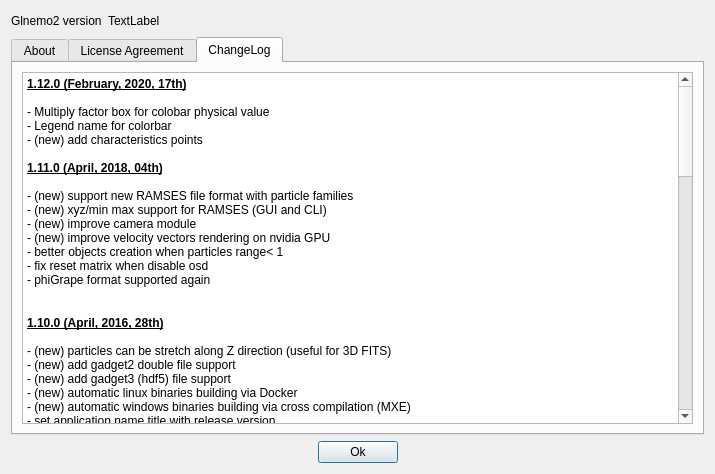
Before: the Qt Designer form src/formabout.ui in jcldc/glnemo2, drawn with Qt 5.
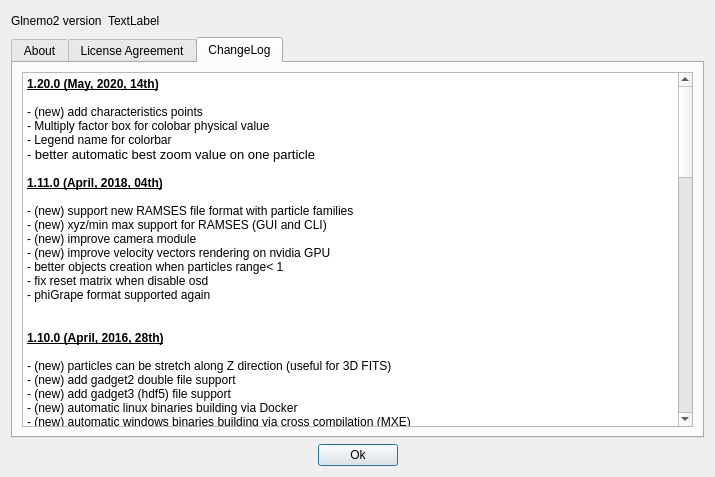
After: the same form once the commit is applied. The open tabs and pages were chosen to show the change. Icons and pictures are not drawn.

The edit to the form file:
```diff
--- a/src/formabout.ui
+++ b/src/formabout.ui
@@ -10,7 +10,7 @@
     <x>0</x>
     <y>0</y>
     <width>715</width>
-    <height>474</height>
+    <height>477</height>
    </rect>
   </property>
   <property name="sizePolicy">
@@ -1023,15 +1023,16 @@
           <string>&lt;!DOCTYPE HTML PUBLIC &quot;-//W3C//DTD HTML 4.0//EN&quot; &quot;http://www.w3.org/TR/REC-html40/strict.dtd&quot;&gt;
 &lt;html&gt;&lt;head&gt;&lt;meta name=&quot;qrichtext&quot; content=&quot;1&quot; /&gt;&lt;style type=&quot;text/css&quot;&gt;
 p, li { white-space: pre-wrap; }
-&lt;/style&gt;&lt;/head&gt;&lt;body style=&quot; font-family:'DejaVu Sans'; font-size:10pt; font-weight:400; font-style:normal;&quot;&gt;
+&lt;/style&gt;&lt;/head&gt;&lt;body style=&quot; font-family:'Noto Sans'; font-size:10pt; font-weight:400; font-style:normal;&quot;&gt;
 &lt;table border=&quot;0&quot; style=&quot;-qt-table-type: root; margin-top:4px; margin-bottom:4px; margin-left:4px; margin-right:4px;&quot;&gt;
 &lt;tr&gt;
 &lt;td style=&quot;border: none;&quot;&gt;
-&lt;p style=&quot; margin-top:0px; margin-bottom:0px; margin-left:0px; margin-right:0px; -qt-block-indent:0; text-indent:0px;&quot;&gt;&lt;span style=&quot; font-family:'Sans Serif'; font-size:9pt; font-weight:600; text-decoration: underline;&quot;&gt;1.12.0 (February, 2020, 17th)&lt;/span&gt;&lt;/p&gt;
+&lt;p style=&quot; margin-top:0px; margin-bottom:0px; margin-left:0px; margin-right:0px; -qt-block-indent:0; text-indent:0px;&quot;&gt;&lt;span style=&quot; font-family:'Sans Serif'; font-size:9pt; font-weight:600; text-decoration: underline;&quot;&gt;1.20.0 (May, 2020, 14th)&lt;/span&gt;&lt;/p&gt;
 &lt;p style=&quot;-qt-paragraph-type:empty; margin-top:0px; margin-bottom:0px; margin-left:0px; margin-right:0px; -qt-block-indent:0; text-indent:0px; font-family:'Sans Serif'; font-size:9pt;&quot;&gt;&lt;br /&gt;&lt;/p&gt;
+&lt;p style=&quot; margin-top:0px; margin-bottom:0px; margin-left:0px; margin-right:0px; -qt-block-indent:0; text-indent:0px;&quot;&gt;&lt;span style=&quot; font-family:'Sans Serif'; font-size:9pt;&quot;&gt;- (new) add characteristics points&lt;/span&gt;&lt;/p&gt;
 &lt;p style=&quot; margin-top:0px; margin-bottom:0px; margin-left:0px; margin-right:0px; -qt-block-indent:0; text-indent:0px;&quot;&gt;&lt;span style=&quot; font-family:'Sans Serif'; font-size:9pt;&quot;&gt;- Multiply factor box for colobar physical value&lt;/span&gt;&lt;/p&gt;
 &lt;p style=&quot; margin-top:0px; margin-bottom:0px; margin-left:0px; margin-right:0px; -qt-block-indent:0; text-indent:0px;&quot;&gt;&lt;span style=&quot; font-family:'Sans Serif'; font-size:9pt;&quot;&gt;- Legend name for colorbar &lt;/span&gt;&lt;/p&gt;
-&lt;p style=&quot; margin-top:0px; margin-bottom:0px; margin-left:0px; margin-right:0px; -qt-block-indent:0; text-indent:0px;&quot;&gt;&lt;span style=&quot; font-family:'Sans Serif'; font-size:9pt;&quot;&gt;- (new) add characteristics points&lt;/span&gt;&lt;/p&gt;
+&lt;p style=&quot; margin-top:0px; margin-bottom:0px; margin-left:0px; margin-right:0px; -qt-block-indent:0; text-indent:0px;&quot;&gt;- better automatic best zoom value on one particle&lt;/p&gt;
 &lt;p style=&quot;-qt-paragraph-type:empty; margin-top:0px; margin-bottom:0px; margin-left:0px; margin-right:0px; -qt-block-indent:0; text-indent:0px; font-family:'Sans Serif'; font-size:9pt;&quot;&gt;&lt;br /&gt;&lt;/p&gt;
 &lt;p style=&quot; margin-top:0px; margin-bottom:0px; margin-left:0px; margin-right:0px; -qt-block-indent:0; text-indent:0px;&quot;&gt;&lt;span style=&quot; font-family:'Sans Serif'; font-size:9pt; font-weight:600; text-decoration: underline;&quot;&gt;1.11.0 (April, 2018, 04th)&lt;/span&gt;&lt;/p&gt;
 &lt;p style=&quot;-qt-paragraph-type:empty; margin-top:0px; margin-bottom:0px; margin-left:0px; margin-right:0px; -qt-block-indent:0; text-indent:0px; font-family:'Sans Serif'; font-size:9pt;&quot;&gt;&lt;br /&gt;&lt;/p&gt;
```
Left out of the diff: 31 changed lines with no effect on the pictures.
